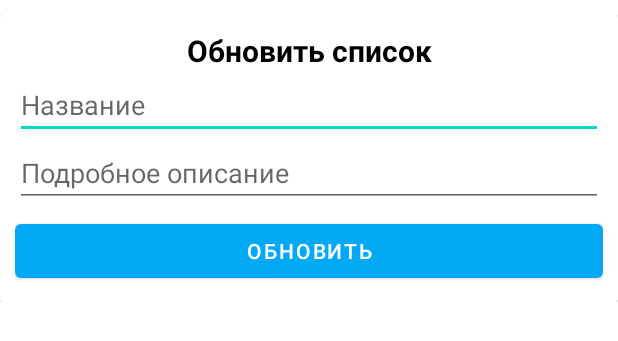
After one commit to DmitrySlv/ListOfNotes, an Android app: the layout edit_list_item_dialog.xml on its own in the app's theme, with its tools: preview values and no code run, on a phone screen of 412 x 824 dp. The commit adds this screen. Shown: the top 341 px of the screen. Run offline under Robolectric (Android 15) with nearby library versions, the phone set to English and light mode, and no system bars.

Commit message:
Создание EditListItemDialog.kt. Создание разметки edit_list_item_dialog.xml и EditListItemDialog.kt для диалогового окна заметки после клика на заметку для редактирования, сохранения и обновления данных в заметке. Рефактор кода в некоторых местах и в разметках.

```diff
--- a/app/src/main/java/com/ds_create/listofnotes/entities/ListOfNotesItem.kt
+++ b/app/src/main/java/com/ds_create/listofnotes/entities/ListOfNotesItem.kt
@@ -14,7 +14,7 @@ data class ListOfNotesItem(
     val name: String,
 
     @ColumnInfo(name = "itemInfo")
-    val itemInfo: String?,
+    val itemInfo: String = "",
 
     @ColumnInfo(name = "itemChecked")
     val itemChecked: Boolean = false,
--- a/app/src/main/res/layout/activity_list.xml
+++ b/app/src/main/res/layout/activity_list.xml
@@ -21,6 +21,7 @@
         android:layout_width="wrap_content"
         android:layout_height="wrap_content"
         android:text="@string/empty"
+        android:textColor="@color/white"
         android:textSize="20sp"
         app:layout_constraintBottom_toBottomOf="parent"
         app:layout_constraintEnd_toEndOf="parent"
--- /dev/null
+++ b/app/src/main/res/layout/edit_list_item_dialog.xml
@@ -0,0 +1,57 @@
+<?xml version="1.0" encoding="utf-8"?>
+<androidx.constraintlayout.widget.ConstraintLayout xmlns:android="http://schemas.android.com/apk/res/android"
+    xmlns:app="http://schemas.android.com/apk/res-auto"
+    android:layout_width="match_parent"
+    android:layout_height="wrap_content"
+    android:layout_marginTop="10dp">
+
+    <androidx.cardview.widget.CardView
+        android:layout_width="match_parent"
+        android:layout_height="wrap_content"
+        app:layout_constraintBottom_toBottomOf="parent"
+        app:layout_constraintEnd_toEndOf="parent"
+        app:layout_constraintStart_toStartOf="parent"
+        app:layout_constraintTop_toTopOf="parent">
+
+        <LinearLayout
+            android:layout_width="match_parent"
+            android:layout_height="match_parent"
+            android:layout_margin="10dp"
+            android:orientation="vertical">
+
+            <TextView
+                android:id="@+id/tvTitle"
+                android:layout_width="match_parent"
+                android:layout_height="wrap_content"
+                android:gravity="center_horizontal"
+                android:text="@string/update_list_item"
+                android:textColor="@color/black"
+                android:textSize="20sp"
+                android:textStyle="bold" />
+
+            <EditText
+                android:id="@+id/edName"
+                android:layout_width="match_parent"
+                android:layout_height="wrap_content"
+                android:ems="10"
+                android:hint="@string/name_hint"
+                android:inputType="textPersonName" />
+
+            <EditText
+                android:id="@+id/edInfo"
+                android:layout_width="match_parent"
+                android:layout_height="wrap_content"
+                android:ems="10"
+                android:hint="@string/item_info_hint"
+                android:inputType="textPersonName"
+                android:maxLength="80" />
+
+            <Button
+                android:id="@+id/btnUpdate"
+                android:layout_width="match_parent"
+                android:layout_height="wrap_content"
+                android:layout_marginTop="5dp"
+                android:text="@string/update_btn" />
+        </LinearLayout>
+    </androidx.cardview.widget.CardView>
+</androidx.constraintlayout.widget.ConstraintLayout>
--- a/app/src/main/res/layout/list_item.xml
+++ b/app/src/main/res/layout/list_item.xml
@@ -42,11 +42,12 @@
                 android:id="@+id/tvInfo"
                 android:layout_width="wrap_content"
                 android:layout_height="wrap_content"
-                android:layout_marginTop="3dp"
+                android:layout_marginTop="8dp"
                 android:layout_marginBottom="8dp"
+                android:inputType="textMultiLine"
                 android:text="TextView"
                 android:textSize="12sp"
-                android:visibility="gone"
+                android:visibility="visible"
                 app:layout_constraintBottom_toBottomOf="parent"
                 app:layout_constraintEnd_toEndOf="@+id/tvName"
                 app:layout_constraintHorizontal_bias="0.0"
@@ -57,7 +58,6 @@
                 android:id="@+id/checkBox"
                 android:layout_width="wrap_content"
                 android:layout_height="wrap_content"
-                app:layout_constraintBottom_toBottomOf="parent"
                 app:layout_constraintEnd_toEndOf="parent"
                 app:layout_constraintTop_toTopOf="parent" />
 
--- a/app/src/main/res/values/strings.xml
+++ b/app/src/main/res/values/strings.xml
@@ -34,5 +34,10 @@
     <string name="new_item_hint">Новая заметка</string>
     <!-- activity_list -->
     <string name="empty">Пусто</string>
+    <!-- edit_list_item_dialog -->
+    <string name="update_list_item">Обновить список</string>
+    <string name="name_hint">Название</string>
+    <string name="item_info_hint">Подробное описание</string>
+    <string name="update_btn">Обновить</string>
 
 </resources>
```
Also changed, not shown: app/src/main/java/com/ds_create/listofnotes/activities/ListActivity.kt (+16 -3 lines), app/src/main/java/com/ds_create/listofnotes/adapters/ListItemAdapter.kt (+14 -3 lines), app/src/main/java/com/ds_create/listofnotes/utils/dialogs/EditListItemDialog.kt (added, +37 -0 lines).
